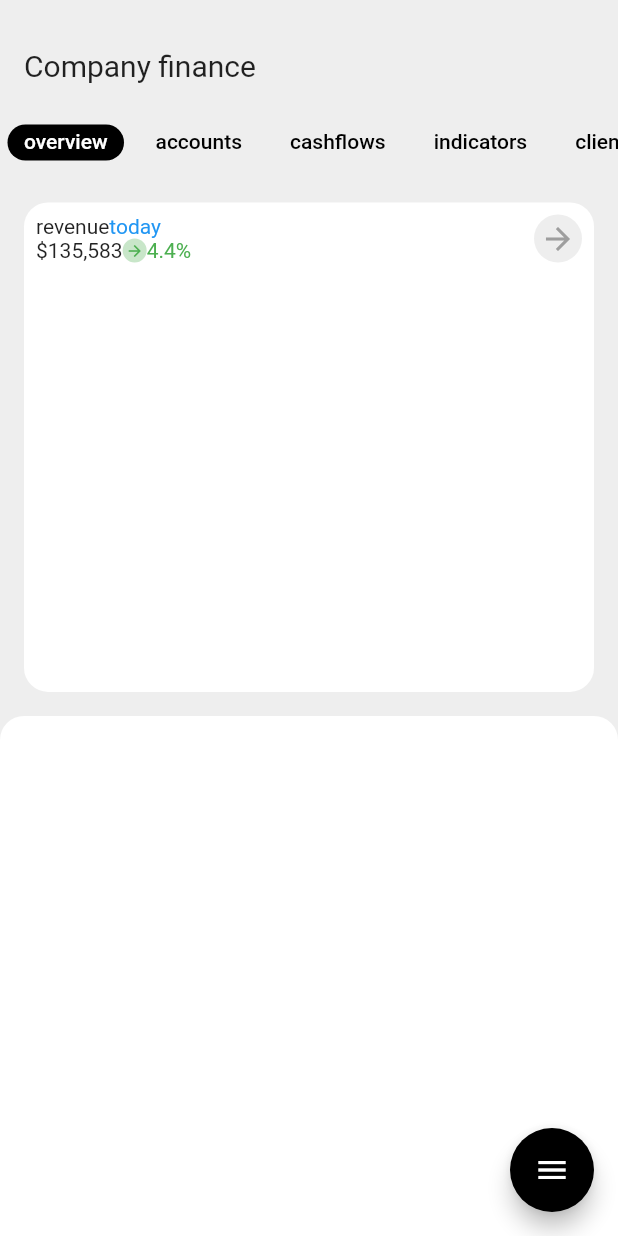
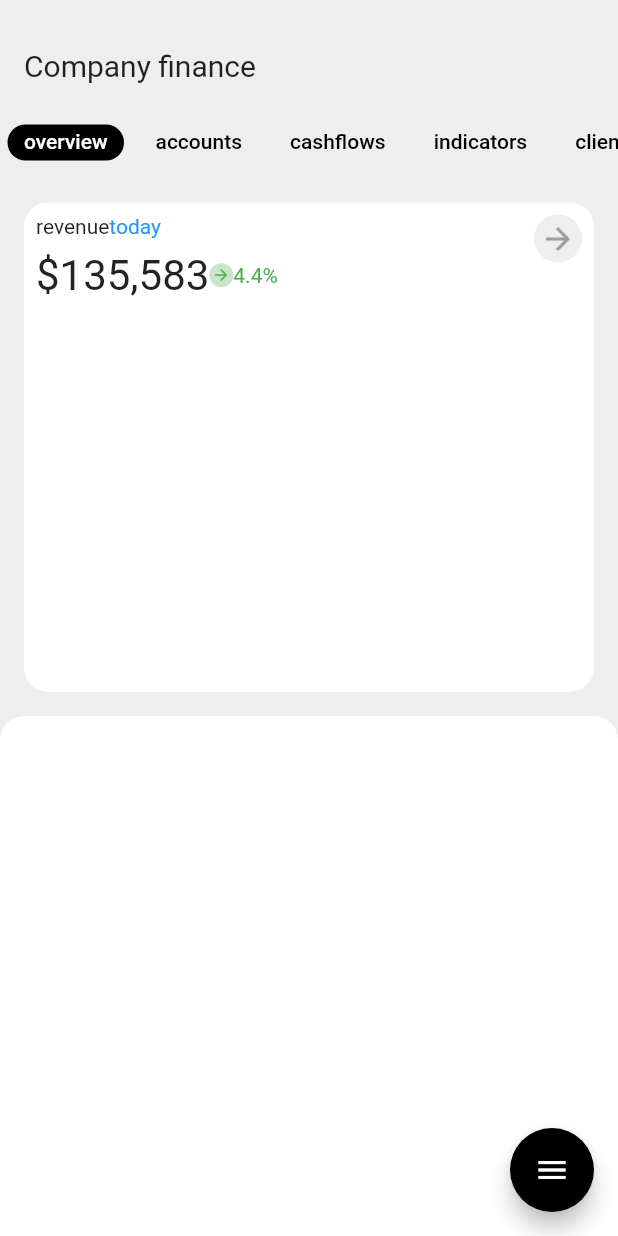
Before and after one commit to JAICHANGPARK/flutter_notebook_19th_story, a Flutter app: the screen it shows after launch, on a phone screen of 412 x 824 dp. Run offline on Flutter 3.47's test engine with Material 2 defaults, Android fonts, the phone set to English and light mode, and no system bars; our stand-ins replace bubble_tab_indicator, cached_network_image, countup, fl_chart, flutter_riverpod, freezed_annotation and 2 more.

Commit message:
Update biz_main_page.dart

```diff
--- a/lib/ep1136_business_assistance_app/src/ui/biz_main_page.dart
+++ b/lib/ep1136_business_assistance_app/src/ui/biz_main_page.dart
@@ -81,7 +81,7 @@ class _BizMainPageState extends State<BizMainPage> with SingleTickerProviderStat
               Expanded(
                   child: TabBarView(
                 controller: tabController,
-                physics: NeverScrollableScrollPhysics(),
+                physics: const NeverScrollableScrollPhysics(),
                 children: [
                   SingleChildScrollView(
                     child: Column(
@@ -107,7 +107,7 @@ class _BizMainPageState extends State<BizMainPage> with SingleTickerProviderStat
                                           radius: 16,
                                           backgroundColor: Colors.grey[200],
                                           foregroundColor: Colors.grey,
-                                          child: Icon(Icons.arrow_forward),
+                                          child: const Icon(Icons.arrow_forward),
                                         ),
                                       ),
                                       Positioned(
@@ -118,7 +118,7 @@ class _BizMainPageState extends State<BizMainPage> with SingleTickerProviderStat
                                           child: Column(
                                             crossAxisAlignment: CrossAxisAlignment.start,
                                             children: [
-                                          Text.rich(
+                                              const Text.rich(
                                                 TextSpan(
                                                   children: [
                                                     TextSpan(
@@ -127,26 +127,36 @@ class _BizMainPageState extends State<BizMainPage> with SingleTickerProviderStat
                                                     TextSpan(
                                                       text: "today",
                                                       style: TextStyle(
-                                                    color: Colors.blue
-                                                  )
+                                                        color: Colors.blue,
+                                                      ),
                                                     )
                                                   ],
                                                 ),
-
+                                              ),
+                                              const SizedBox(
+                                                height: 8,
                                               ),
                                               Row(
                                                 children: [
-                                              Text("\$135,583"),
+                                                  const Text(
+                                                    "\$135,583",
+                                                    style: TextStyle(fontSize: 28),
+                                                  ),
                                                   CircleAvatar(
                                                     radius: 8,
                                                     backgroundColor: Colors.green[100],
                                                     foregroundColor: Colors.green,
-                                                child: Icon(Icons.arrow_forward,
-                                                size: 12,),
+                                                    child: const Icon(
+                                                      Icons.arrow_forward,
+                                                      size: 12,
                                                     ),
-                                              Text("4.4%",style: TextStyle(
-                                                color: Colors.green
-                                              ),)
+                                                  ),
+                                                  const Text(
+                                                    "4.4%",
+                                                    style: TextStyle(
+                                                      color: Colors.green,
+                                                    ),
+                                                  )
                                                 ],
                                               )
                                             ],
```
Lines whose indentation alone changed are shown as unchanged.
